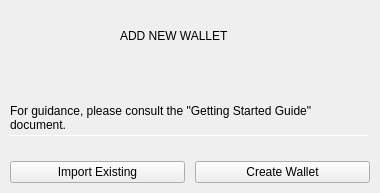
First picture: the form in BlockSettleUILib/NewWalletDialog.ui, repository BlockSettle/terminal, before the edit.
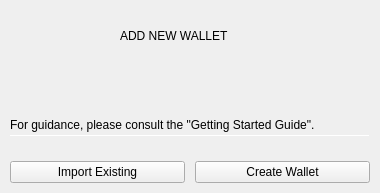
Second picture: the form after the edit. Icons and pictures are not drawn.

Commit message: pr notes fixes

Patch:
```diff
--- a/BlockSettleUILib/NewWalletDialog.ui
+++ b/BlockSettleUILib/NewWalletDialog.ui
@@ -134,7 +134,7 @@
          </sizepolicy>
         </property>
         <property name="text">
-         <string>For guidance, please consult the &quot;Getting Started Guide&quot; document.</string>
+         <string>For guidance, please consult the &quot;Getting Started Guide&quot;.</string>
         </property>
         <property name="textFormat">
          <enum>Qt::RichText</enum>
```
Left out of the diff: 1 changed line with no effect on the pictures. The commit also changes 1 other file.
